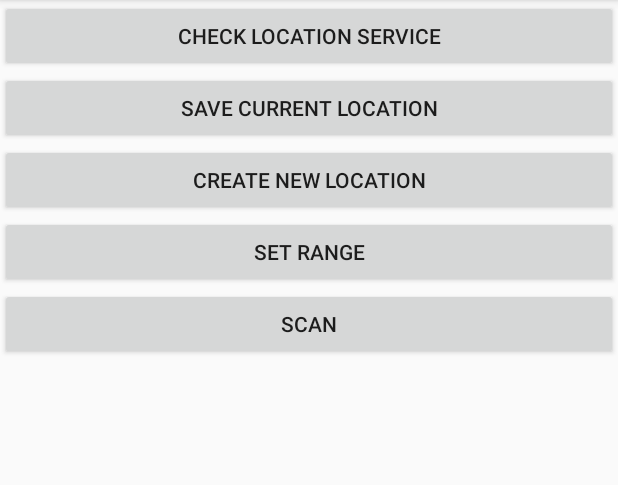
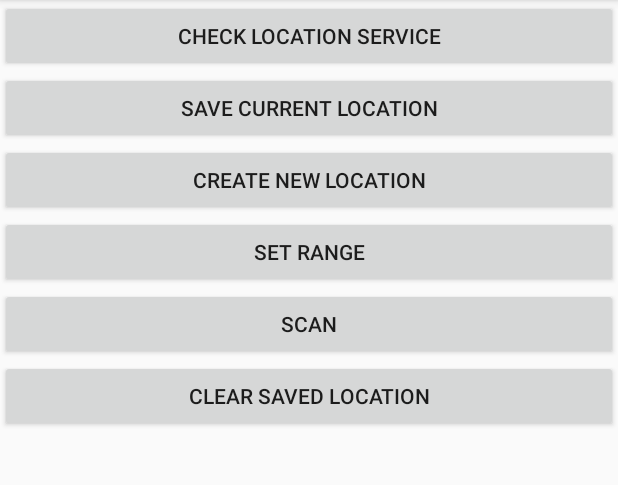
Before and after one commit to appslattur/dummy, an Android app: the screen it shows after launch (MainActivity), on a phone screen of 412 x 824 dp, the part 84-569 px from its top. Run offline under Robolectric (Android 15) with nearby library versions, the light colour scheme and no system bars.

Commit message:
Added an option to clear database of all locations

```diff
--- a/Appslattur/app/src/main/res/layout/activity_main.xml
+++ b/Appslattur/app/src/main/res/layout/activity_main.xml
@@ -40,6 +40,13 @@
             android:text="Scan"
             android:id="@+id/scanButton"
             android:layout_gravity="center_horizontal" />
+
+        <Button
+            android:layout_width="match_parent"
+            android:layout_height="wrap_content"
+            android:text="Clear Saved Location"
+            android:id="@+id/clearlocations"
+            android:layout_gravity="center_horizontal" />
     </LinearLayout>
 
 
```
Also changed, not shown: Appslattur/app/src/main/java/com/example/ari/appslattur/MainActivity.java (+12 -0 lines).
